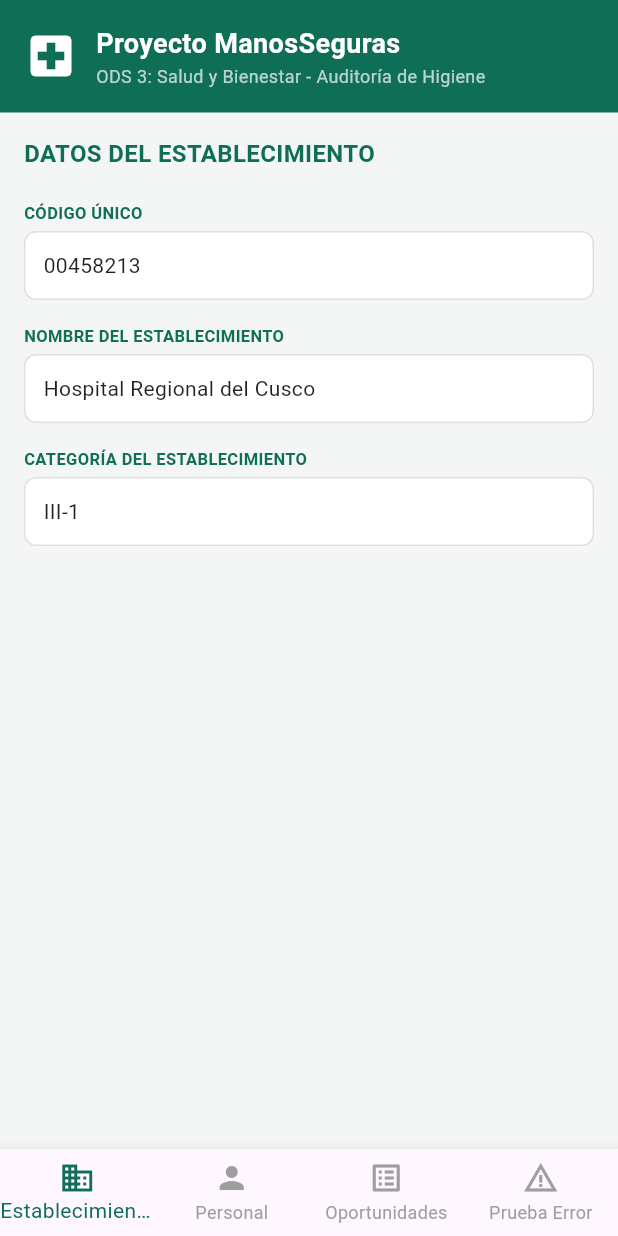
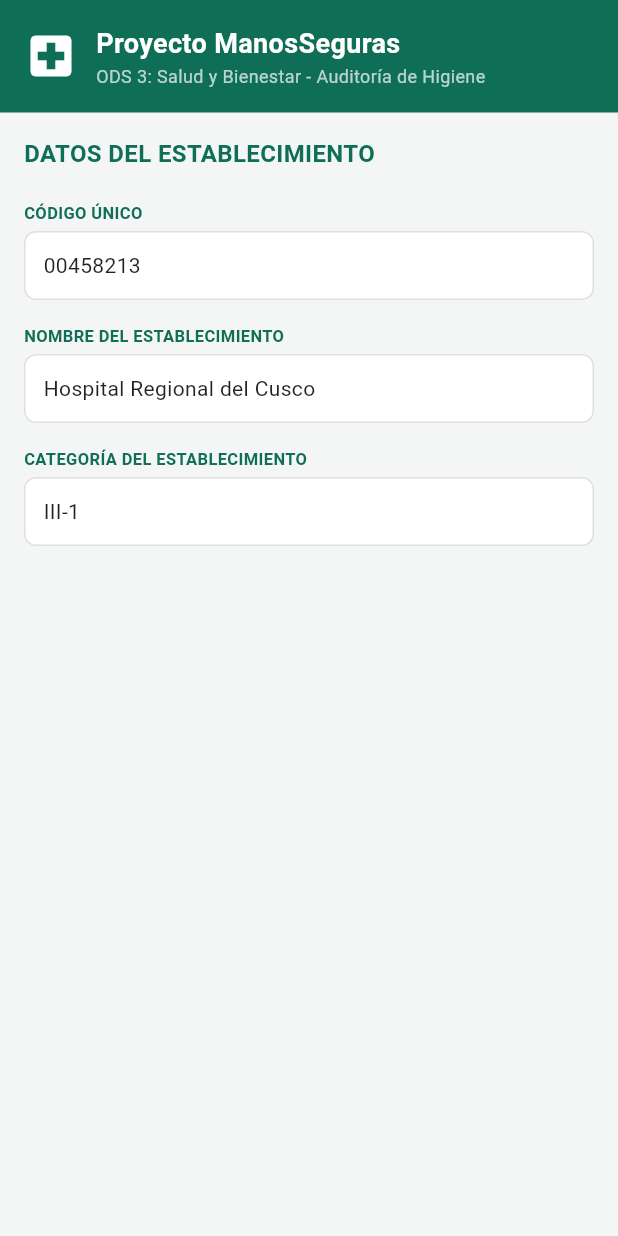
Before and after one commit to Renato-Aldair-Mamani-Apaza/app_auditoria_higiene, a Flutter app: the screen it shows after launch, on a phone screen of 412 x 824 dp. Run offline on Flutter 3.47's test engine with Material 3 defaults, Android fonts, the phone set to English and light mode, and no system bars.

Commit message:
Update main.dart
actualiza rutas y configuracion principal para Guia 04

```diff
--- a/lib/main.dart
+++ b/lib/main.dart
@@ -1,5 +1,5 @@
 // ============================================================================
-// SIS048 - Desarrollo de Software II | Guía de Aplicación N.º 3
+// SIS048 - Desarrollo de Software II | Guía de Aplicación N.º 4
 // Integrantes del equipo:
 // 1. Mamani Apaza Renato Aldair
 // 2. Quispe Quispe Heral Mirashiro
@@ -12,72 +12,33 @@ import 'pantalla_oportunidades.dart';
 import 'pantalla_error.dart';
 
 void main() {
-  runApp(const MiApp());
+  runApp(const AppAuditoriaHigiene());
 }
 
-class MiApp extends StatelessWidget {
-  const MiApp({super.key});
+class AppAuditoriaHigiene extends StatelessWidget {
+  const AppAuditoriaHigiene({super.key});
 
   @override
   Widget build(BuildContext context) {
-    return const MaterialApp(
+    return MaterialApp(
+      title: 'Auditoría de Higiene - Guía 04',
       debugShowCheckedModeBanner: false,
-      title: 'ManosSeguras - Guía 03',
-      home: ContenedorPrincipal(),
+      theme: ThemeData(
+        colorScheme: ColorScheme.fromSeed(seedColor: Colors.teal),
+        useMaterial3: true,
+      ),
+      initialRoute: '/',
+      routes: {
+        '/': (context) => const PantallaEstablecimiento(),
+        '/personal': (context) => const PantallaPersonal(),
+        '/oportunidades': (context) => const PantallaOportunidades(),
+        '/error': (context) => const PantallaError(),
+      },
+      onUnknownRoute: (settings) {
+        return MaterialPageRoute(
+          builder: (context) => const PantallaError(),
+        );
+      },
     );
   }
 }
-
-class ContenedorPrincipal extends StatefulWidget {
-  const ContenedorPrincipal({super.key});
-
-  @override
-  State<ContenedorPrincipal> createState() => _ContenedorPrincipalState();
-}
-
-class _ContenedorPrincipalState extends State<ContenedorPrincipal> {
-  int _indiceActual = 0;
-
-  final List<Widget> _pantallas = const [
-    PantallaEstablecimiento(),
-    PantallaPersonal(),
-    PantallaOportunidades(),
-    PantallaError(),
-  ];
-
-  @override
-  Widget build(BuildContext context) {
-    return Scaffold(
-      body: _pantallas[_indiceActual],
-      bottomNavigationBar: BottomNavigationBar(
-        currentIndex: _indiceActual,
-        onTap: (index) {
-          setState(() {
-            _indiceActual = index;
-          });
-        },
-        type: BottomNavigationBarType.fixed,
-        selectedItemColor: const Color(0xFF0F6E56),
-        unselectedItemColor: Colors.grey,
-        items: const [
-          BottomNavigationBarItem(
-            icon: Icon(Icons.domain),
-            label: 'Establecimiento',
-          ),
-          BottomNavigationBarItem(
-            icon: Icon(Icons.person),
-            label: 'Personal',
-          ),
-          BottomNavigationBarItem(
-            icon: Icon(Icons.list_alt),
-            label: 'Oportunidades',
-          ),
-          BottomNavigationBarItem(
-            icon: Icon(Icons.warning_amber),
-            label: 'Prueba Error',
-          ),
-        ],
-      ),
-    );
-  }
-}
```
